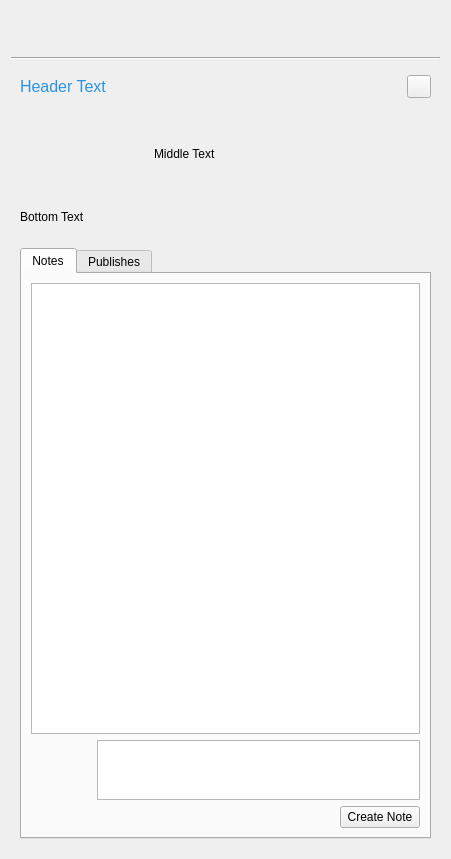
Above: resources/dialog.ui from shotgunsoftware/tk-multi-shotgunpanel before the change. Below: the same form after it.
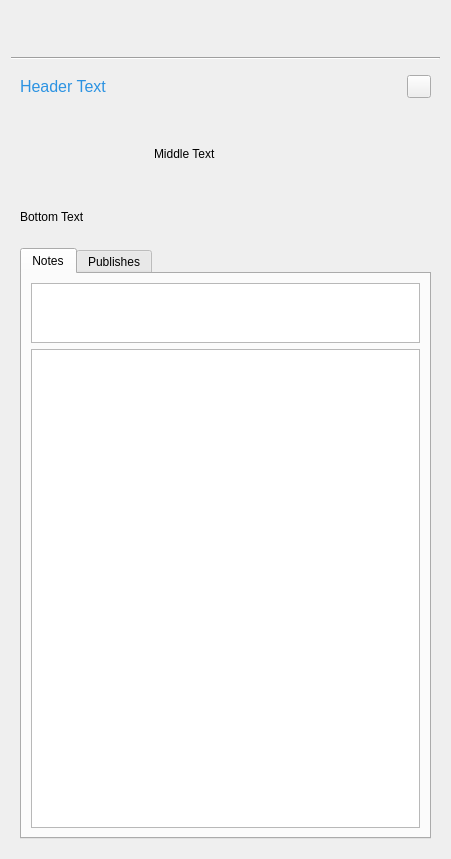
That is the form after the change. The open tabs and pages were chosen to show the change. Icons and pictures are not drawn. Custom widgets are drawn as their Qt base class.

Commit message: Improved note entry ui...

Patch:
```diff
--- a/resources/dialog.ui
+++ b/resources/dialog.ui
@@ -508,6 +508,16 @@
            <string>Notes</string>
           </attribute>
           <layout class="QVBoxLayout" name="verticalLayout_11">
+           <item>
+            <widget class="PlainTextEditWithPlaceholderText" name="plainTextEdit_2">
+             <property name="maximumSize">
+              <size>
+               <width>16777215</width>
+               <height>60</height>
+              </size>
+             </property>
+            </widget>
+           </item>
            <item>
             <widget class="QListView" name="version_note_view">
              <property name="verticalScrollMode">
@@ -521,69 +531,6 @@
              </property>
             </widget>
            </item>
-           <item>
-            <layout class="QHBoxLayout" name="horizontalLayout_11">
-             <item>
-              <widget class="QLabel" name="current_user_icon_2">
-               <property name="minimumSize">
-                <size>
-                 <width>60</width>
-                 <height>60</height>
-                </size>
-               </property>
-               <property name="maximumSize">
-                <size>
-                 <width>60</width>
-                 <height>60</height>
-                </size>
-               </property>
-               <property name="text">
-                <string/>
-               </property>
-               <property name="pixmap">
-                <pixmap resource="resources.qrc">:/tk_multi_infopanel/default_user.png</pixmap>
-               </property>
-               <property name="scaledContents">
-                <bool>true</bool>
-               </property>
-              </widget>
-             </item>
-             <item>
-              <widget class="QPlainTextEdit" name="plainTextEdit_3">
-               <property name="maximumSize">
-                <size>
-                 <width>16777215</width>
-                 <height>60</height>
-                </size>
-               </property>
-              </widget>
-             </item>
-            </layout>
-           </item>
-           <item>
-            <layout class="QHBoxLayout" name="horizontalLayout_12">
-             <item>
-              <spacer name="horizontalSpacer_3">
-               <property name="orientation">
-                <enum>Qt::Horizontal</enum>
-               </property>
-               <property name="sizeHint" stdset="0">
-                <size>
-                 <width>40</width>
-                 <height>20</height>
-                </size>
-               </property>
-              </spacer>
-             </item>
-             <item>
-              <widget class="QPushButton" name="pushButton_3">
-               <property name="text">
-                <string>Create Note</string>
-               </property>
-              </widget>
-             </item>
-            </layout>
-           </item>
           </layout>
          </widget>
          <widget class="QWidget" name="version_publish_tab">
@@ -633,6 +580,11 @@
    <header>..widgets.reply_widget</header>
    <container>1</container>
   </customwidget>
+  <customwidget>
+   <class>PlainTextEditWithPlaceholderText</class>
+   <extends>QPlainTextEdit</extends>
+   <header>..widgets.placeholdertext_textedit</header>
+  </customwidget>
  </customwidgets>
  <resources>
   <include location="resources.qrc"/>
```
Left out of the diff: 75 changed lines with no effect on the pictures. The commit also changes 3 other files.
